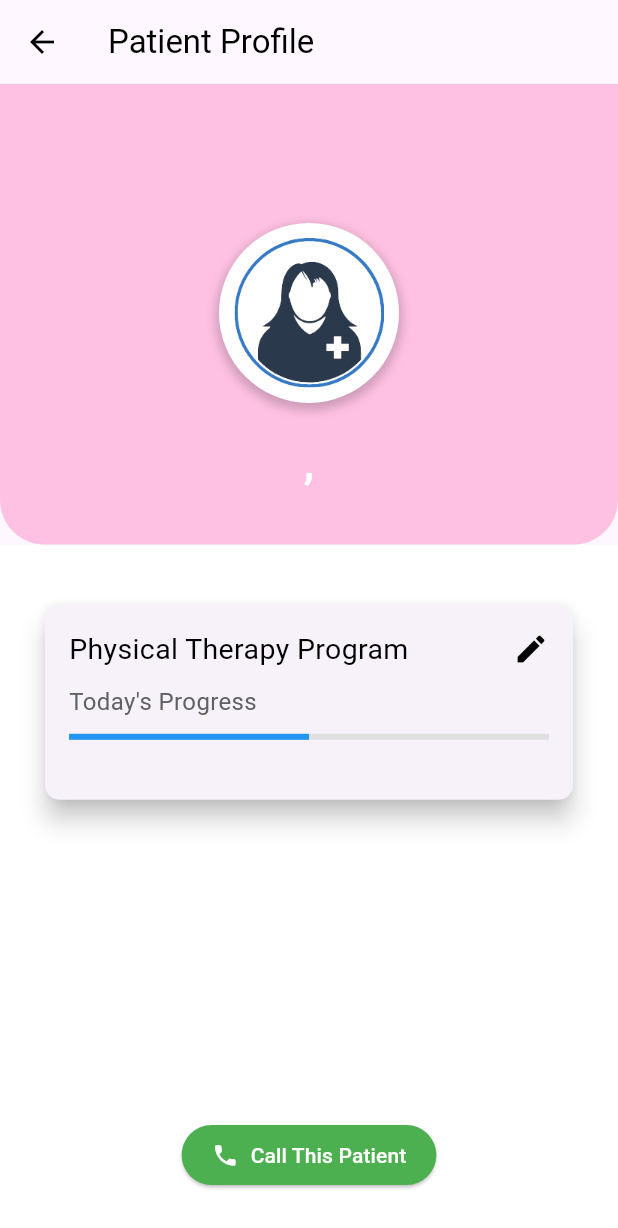
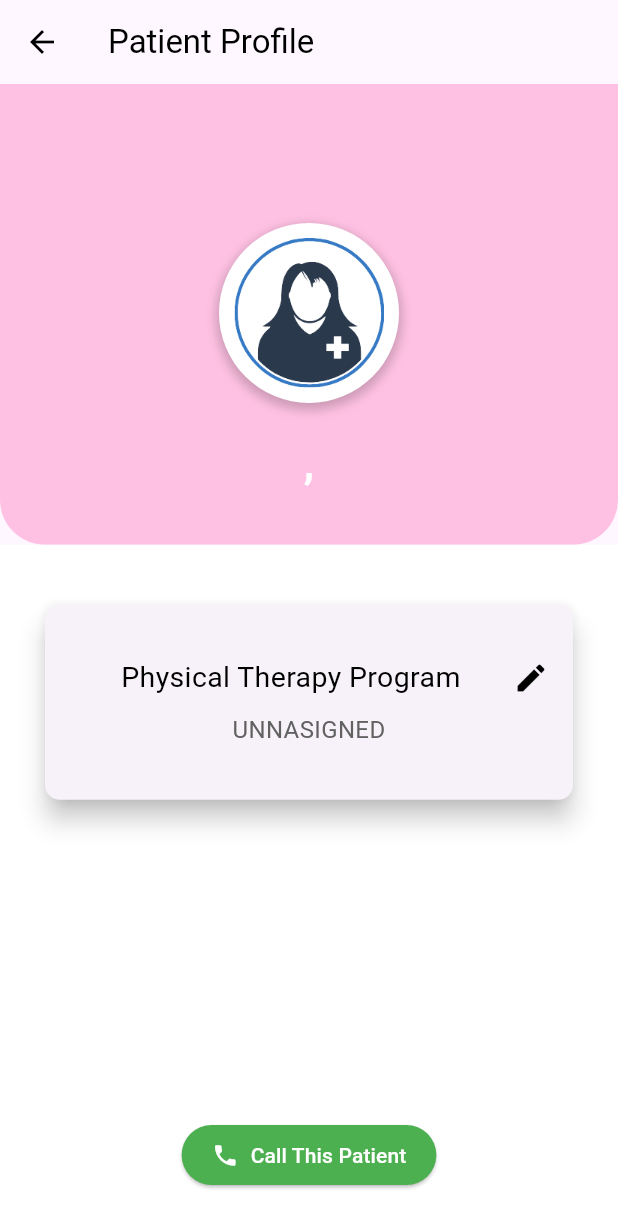
Before and after one commit to CSE396-Group10-2024/PAES-MOBILE-APPLICATION, a Flutter app: the PatientProfile screen opened directly with empty values, on a phone screen of 412 x 824 dp. Shown: the top 1228 px of the screen. Run offline on Flutter 3.47's test engine with Material 3 defaults, Android fonts, the phone set to English and light mode, and no system bars; our stand-ins replace flutter_local_notifications; missing offline and left inert: mongo_dart.

Commit message:
ui changes

```diff
--- a/lib/exercise_card.dart
+++ b/lib/exercise_card.dart
@@ -15,7 +15,8 @@ class ExerciseCard extends StatelessWidget {
       child: Padding(
         padding: const EdgeInsets.all(16.0),
         child: Column(
-          crossAxisAlignment: CrossAxisAlignment.start,
+          mainAxisAlignment: MainAxisAlignment.center, // Center the content vertically
+          crossAxisAlignment: CrossAxisAlignment.center, // Center the content horizontally
           children: <Widget>[
             Row(
               mainAxisAlignment: MainAxisAlignment.spaceBetween,
@@ -23,6 +24,7 @@ class ExerciseCard extends StatelessWidget {
                 const Expanded(
                   child: Text(
                     "Physical Therapy Program",
+                    textAlign: TextAlign.center, // Center the text
                     style: TextStyle(fontSize: 19, color: Colors.black),
                   ),
                 ),
@@ -40,16 +42,11 @@ class ExerciseCard extends StatelessWidget {
                 ),
               ],
             ),
-            const SizedBox(height: 10), // Add some space between text and progress bar
+            const SizedBox(height: 10), // Add some space between text and the next element
             Text(
-              "Today's Progress",
+              "UNNASIGNED",
+              textAlign: TextAlign.center, // Center the text
               style: TextStyle(fontSize: 16, color: Colors.grey[700]),
-            ),
-            const SizedBox(height: 10), // Add some space between text and progress bar
-            LinearProgressIndicator(
-              value: 0.5, // Set the progress value here (between 0.0 and 1.0)
-              backgroundColor: Colors.grey[300],
-              valueColor: const AlwaysStoppedAnimation<Color>(Colors.blue),
             ),
           ],
         ),
```
